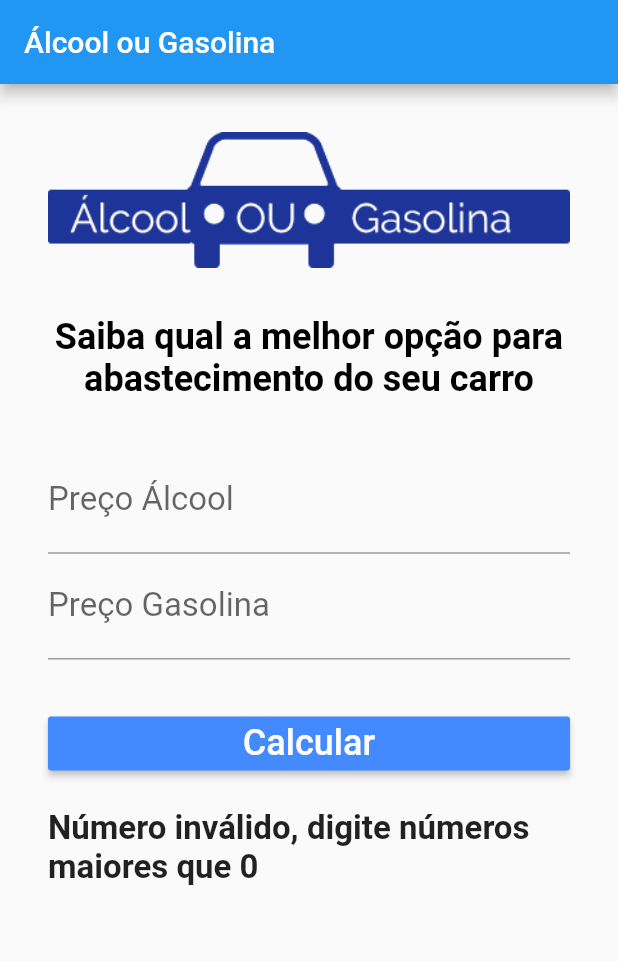
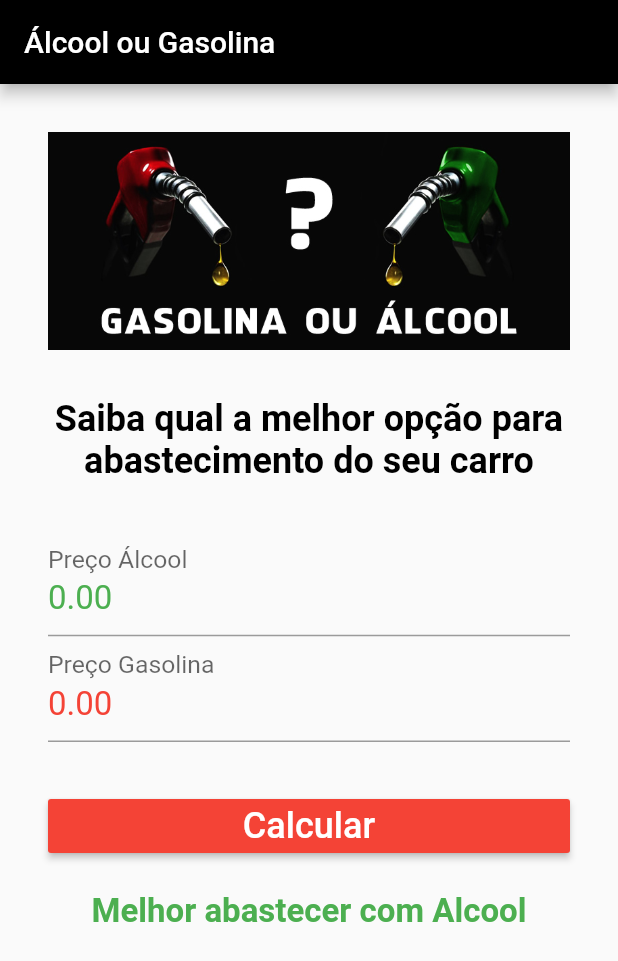
Before and after one commit to lucass-coder/alcool_ou_gasolina, a Flutter app: the screen it shows after launch, after a tap on "Calcular", on a phone screen of 412 x 824 dp. Shown: the top 961 px of the screen. Run offline on Flutter 3.47's test engine with Material 2 defaults, Android fonts, the phone set to English and light mode, and no system bars; our stand-ins replace flutter_masked_text.

Commit message:
Alterando as cores do app, logo e mensagem personalizada para cada resultado

```diff
--- a/lib/Home.dart
+++ b/lib/Home.dart
@@ -1,4 +1,5 @@
 import 'package:flutter/material.dart';
+import 'package:flutter_masked_text/flutter_masked_text.dart';
 
 class Home extends StatefulWidget {
   @override
@@ -6,8 +7,16 @@ class Home extends StatefulWidget {
 }
 
 class _HomeState extends State<Home> {
-  TextEditingController _alcoolController = TextEditingController();
-  TextEditingController _gasolinaController = TextEditingController();
+
+  // TextEditingController _alcoolController = TextEditingController(); // ANTES
+  // TextEditingController _gasolinaController = TextEditingController();  //ANTES
+
+  // USANDO A BIBLIOTECA flutter_masked_text
+  TextEditingController _alcoolController = MoneyMaskedTextController( //DEPOIS
+      decimalSeparator: '.', thousandSeparator: ',', precision: 2);
+  TextEditingController _gasolinaController = MoneyMaskedTextController( //DEPOIS
+      decimalSeparator: '.', thousandSeparator: ',', precision: 2);
+
   String _textoResultado = "";
 
   void _calcular() {
@@ -41,10 +50,19 @@ class _HomeState extends State<Home> {
 
   @override
   Widget build(BuildContext context) {
+
+    Color getColor() {
+      if( _textoResultado == "Melhor abastecer com Gasolina") {
+        return Colors.red;
+      }else{
+        return Colors.green;
+      }
+    }
+
     return Scaffold(
       appBar: AppBar(
         title: Text("Álcool ou Gasolina"),
-        //backgroundColor: Colors.blue,
+        backgroundColor: Colors.black,
       ),
       body: SingleChildScrollView(
         child: Container(
@@ -54,7 +72,8 @@ class _HomeState extends State<Home> {
             children: [
               Padding(
                 padding: EdgeInsets.only(bottom: 32),
-                child: Image.asset("images/logo.png"),
+                //child: Image.asset("images/logo.png"),
+                child: Image.asset("images/logo2.jpg"),
               ),
               Padding(
                 padding: EdgeInsets.only(bottom: 32),
@@ -73,8 +92,10 @@ class _HomeState extends State<Home> {
                 decoration: InputDecoration(
                   labelText: "Preço Álcool",
                 ),
+                //maxLength: 5,
                 style: TextStyle(
                   fontSize: 22,
+                  color: Colors.green,
                 ),
                 controller: _alcoolController,
               ),
@@ -83,8 +104,10 @@ class _HomeState extends State<Home> {
                 decoration: InputDecoration(
                   labelText: "Preço Gasolina",
                 ),
+                //maxLength: 4,
                 style: TextStyle(
                   fontSize: 22,
+                  color: Colors.red,
                 ),
                 controller: _gasolinaController,
               ),
@@ -98,7 +121,7 @@ class _HomeState extends State<Home> {
                       color: Colors.white,
                     ),
                   ),
-                  color: Colors.blueAccent,
+                  color: Colors.red,
                   onPressed: _calcular,
                 ),
               ),
@@ -106,9 +129,11 @@ class _HomeState extends State<Home> {
                 padding: EdgeInsets.only(top: 20),
                 child: Text(
                   _textoResultado,
+                  textAlign: TextAlign.center,
                   style: TextStyle(
                     fontSize: 22,
                     fontWeight: FontWeight.bold,
+                    color: getColor(),
                   ),
                 ),
               ),
--- a/lib/main.dart
+++ b/lib/main.dart
@@ -3,6 +3,7 @@ import 'Home.dart';
 
 void main() {
   runApp(MaterialApp(
+    debugShowCheckedModeBanner: false,
     home: Home(),
   ));
 }
--- a/pubspec.yaml
+++ b/pubspec.yaml
@@ -28,6 +28,7 @@ dependencies:
   # The following adds the Cupertino Icons font to your application.
   # Use with the CupertinoIcons class for iOS style icons.
   cupertino_icons: ^1.0.0
+  flutter_masked_text: ^0.8.0
 
 dev_dependencies:
   flutter_test:
@@ -50,6 +51,7 @@ flutter:
   #   - images/a_dot_ham.jpeg
   assets:
     - images/logo.png
+    - images/logo2.jpg
 
   # An image asset can refer to one or more resolution-specific "variants", see
   # https://flutter.dev/assets-and-images/#resolution-aware.
```
Also changed, not shown: images/logo2.jpg (added), pubspec.lock.
